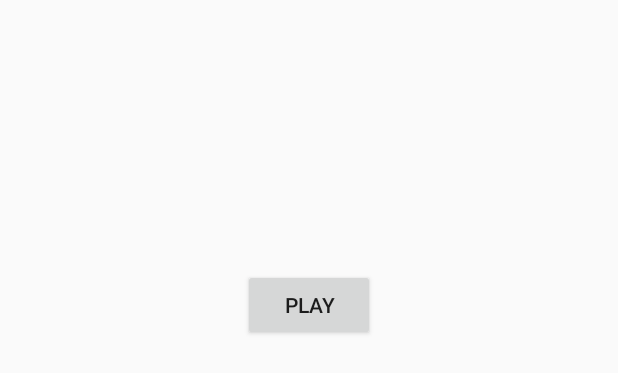
After one commit to benjamin-warner/MusiciansToolbelt, an Android app: the layout fragment_recording_details.xml on its own in the app's theme, with its tools: preview values and no code run, on a phone screen of 412 x 824 dp. The commit adds this screen. Shown: the top 373 px of the screen. Run offline under Robolectric (Android 15) with nearby library versions, the phone set to English and light mode, and no system bars.

Commit message:
show detail fragment

```diff
--- a/app/build.gradle
+++ b/app/build.gradle
@@ -15,11 +15,6 @@ android {
         versionName "1.0"
         testInstrumentationRunner "androidx.test.runner.AndroidJUnitRunner"
         vectorDrawables.useSupportLibrary true
-        javaCompileOptions {
-            annotationProcessorOptions {
-                arguments = ["room.incremental":"true"]
-            }
-        }
     }
     buildTypes {
         release {
--- a/app/src/main/java/com/benjaminnwarner/musicianstoolbelt/database/recording/RecordingDao.kt
+++ b/app/src/main/java/com/benjaminnwarner/musicianstoolbelt/database/recording/RecordingDao.kt
@@ -9,7 +9,7 @@ interface RecordingDao {
     fun getRecordings(): LiveData<List<Recording>>
 
     @Query("SELECT * FROM recordings WHERE id = :id")
-    suspend fun getRecording(id: Int): Recording
+    fun getRecording(id: Long): LiveData<Recording>
 
     @Insert(onConflict = OnConflictStrategy.REPLACE)
     suspend fun insert(recording: Recording): Long
--- a/app/src/main/java/com/benjaminnwarner/musicianstoolbelt/database/recording/RecordingRepository.kt
+++ b/app/src/main/java/com/benjaminnwarner/musicianstoolbelt/database/recording/RecordingRepository.kt
@@ -4,7 +4,7 @@ class RecordingRepository private constructor(private val recordingDao: Recordin
 
     fun getRecordings() = recordingDao.getRecordings()
 
-    suspend fun getRecording(id: Int) = recordingDao.getRecording(id)
+    fun getRecording(id: Long) = recordingDao.getRecording(id)
 
     suspend fun saveRecording(recording: Recording) = recordingDao.insert(recording)
 
--- a/app/src/main/java/com/benjaminnwarner/musicianstoolbelt/injectors/RecordingRepositoryInjector.kt
+++ b/app/src/main/java/com/benjaminnwarner/musicianstoolbelt/injectors/RecordingRepositoryInjector.kt
@@ -15,7 +15,7 @@ object RecordingRepositoryInjector {
 
     fun provideRecordingViewModelFactory(
         context: Context,
-        id: Int
+        id: Long
     ): RecordingViewModelFactory {
         return RecordingViewModelFactory(getRecordingRepository(context), id)
     }
--- a/app/src/main/java/com/benjaminnwarner/musicianstoolbelt/viewmodels/RecordingListViewModel.kt
+++ b/app/src/main/java/com/benjaminnwarner/musicianstoolbelt/viewmodels/RecordingListViewModel.kt
@@ -6,7 +6,7 @@ import com.benjaminnwarner.musicianstoolbelt.database.recording.Recording
 import com.benjaminnwarner.musicianstoolbelt.database.recording.RecordingRepository
 
 class RecordingListViewModel(
-    private val recordingRepository: RecordingRepository
+    recordingRepository: RecordingRepository
 ) : ViewModel() {
 
     val recordings: LiveData<List<Recording>> = recordingRepository.getRecordings()
--- a/app/src/main/java/com/benjaminnwarner/musicianstoolbelt/viewmodels/RecordingViewModelFactory.kt
+++ b/app/src/main/java/com/benjaminnwarner/musicianstoolbelt/viewmodels/RecordingViewModelFactory.kt
@@ -7,7 +7,7 @@ import com.benjaminnwarner.musicianstoolbelt.database.recording.RecordingReposit
 
 class RecordingViewModelFactory(
     private val recordingRepository: RecordingRepository,
-    private val id: Int
+    private val id: Long
 ) : ViewModelProvider.NewInstanceFactory() {
 
     @Suppress("UNCHECKED_CAST")
--- a/app/src/main/java/com/benjaminnwarner/musicianstoolbelt/views/gallery/RecordingAdapter.kt
+++ b/app/src/main/java/com/benjaminnwarner/musicianstoolbelt/views/gallery/RecordingAdapter.kt
@@ -5,12 +5,12 @@ import android.view.ViewGroup
 import androidx.recyclerview.widget.RecyclerView
 import com.benjaminnwarner.musicianstoolbelt.database.recording.Recording
 
-class RecordingAdapter(private val list: List<Recording>)
+class RecordingAdapter(private val list: List<Recording>, private val itemClickCallback: ( (Recording) -> Unit ))
     : RecyclerView.Adapter<RecordingViewHolder>() {
 
     override fun onCreateViewHolder(parent: ViewGroup, viewType: Int): RecordingViewHolder {
         val inflater = LayoutInflater.from(parent.context)
-        return RecordingViewHolder(inflater, parent)
+        return RecordingViewHolder(inflater, parent, itemClickCallback)
     }
 
     override fun onBindViewHolder(holder: RecordingViewHolder, position: Int) {
--- /dev/null
+++ b/app/src/main/res/layout/fragment_recording_details.xml
@@ -0,0 +1,28 @@
+<?xml version="1.0" encoding="utf-8"?>
+<androidx.constraintlayout.widget.ConstraintLayout
+    xmlns:android="http://schemas.android.com/apk/res/android"
+    xmlns:app="http://schemas.android.com/apk/res-auto"
+    xmlns:tools="http://schemas.android.com/tools"
+    android:layout_width="match_parent"
+    android:layout_height="match_parent">
+
+    <TextView
+        android:id="@+id/fragment_detail_filename"
+        android:layout_width="wrap_content"
+        android:layout_height="wrap_content"
+        android:layout_marginTop="128dp"
+        app:layout_constraintEnd_toEndOf="parent"
+        app:layout_constraintStart_toStartOf="parent"
+        app:layout_constraintTop_toTopOf="parent" />
+
+    <Button
+        android:id="@+id/fragment_detail_start_stop"
+        android:layout_width="wrap_content"
+        android:layout_height="wrap_content"
+        android:layout_marginTop="32dp"
+        android:text="@string/play"
+        app:layout_constraintEnd_toEndOf="parent"
+        app:layout_constraintStart_toStartOf="parent"
+        app:layout_constraintTop_toBottomOf="@+id/fragment_detail_filename" />
+
+</androidx.constraintlayout.widget.ConstraintLayout>
--- a/app/src/main/res/values/strings.xml
+++ b/app/src/main/res/values/strings.xml
@@ -22,4 +22,5 @@
     <string name="save">Save</string>
     <string name="discard">Discard</string>
     <string name="abandon_unsaved">You have unsaved changes. Discard?</string>
+    <string name="recording_details">Recording Details</string>
 </resources>
--- a/build.gradle
+++ b/build.gradle
@@ -1,7 +1,7 @@
 // Top-level build file where you can add configuration options common to all sub-projects/modules.
 
 buildscript {
-    ext.kotlin_version = '1.3.60'
+    ext.kotlin_version = '1.3.61'
     ext.nav_version = "2.1.0"
     ext.room_version = "2.2.2"
     repositories {
```
Also changed, not shown: app/src/main/java/com/benjaminnwarner/musicianstoolbelt/viewmodels/RecordingViewModel.kt (+2 -11 lines), app/src/main/java/com/benjaminnwarner/musicianstoolbelt/views/gallery/GalleryFragment.kt (+9 -2 lines), app/src/main/java/com/benjaminnwarner/musicianstoolbelt/views/gallery/RecordingDetailFragment.kt (added, +50 -0 lines), app/src/main/java/com/benjaminnwarner/musicianstoolbelt/views/gallery/RecordingViewHolder.kt (+9 -3 lines), app/src/main/res/navigation/mobile_navigation.xml (+14 -0 lines).
